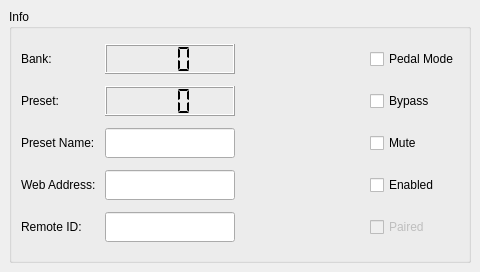
Before: the Qt Designer form src/pedal_matrix/gui/lcdWindow.ui in cmajor28/AnalogEffects, drawn with Qt 5.
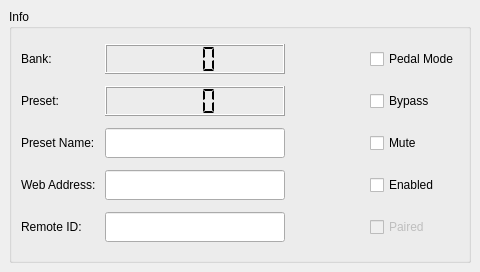
After: the same form once the commit is applied.

Commit message: Updated GUI field size

```diff
--- a/src/pedal_matrix/gui/lcdWindow.ui
+++ b/src/pedal_matrix/gui/lcdWindow.ui
@@ -69,7 +69,7 @@
         <widget class="QLCDNumber" name="lcdNumberPreset">
          <property name="minimumSize">
           <size>
-           <width>0</width>
+           <width>180</width>
            <height>30</height>
           </size>
          </property>
@@ -99,7 +99,7 @@
         <widget class="QLineEdit" name="lineEditWebAddress">
          <property name="minimumSize">
           <size>
-           <width>0</width>
+           <width>180</width>
            <height>30</height>
           </size>
          </property>
@@ -112,7 +112,7 @@
         <widget class="QLineEdit" name="lineEditPresetName">
          <property name="minimumSize">
           <size>
-           <width>0</width>
+           <width>180</width>
            <height>30</height>
           </size>
          </property>
@@ -132,7 +132,7 @@
         <widget class="QLCDNumber" name="lcdNumberBank">
          <property name="minimumSize">
           <size>
-           <width>0</width>
+           <width>180</width>
            <height>30</height>
           </size>
          </property>
@@ -155,7 +155,7 @@
         <widget class="QLineEdit" name="lineEditRemoteID">
          <property name="minimumSize">
           <size>
-           <width>0</width>
+           <width>180</width>
            <height>30</height>
           </size>
          </property>
```
The commit also changes 1 other file.
